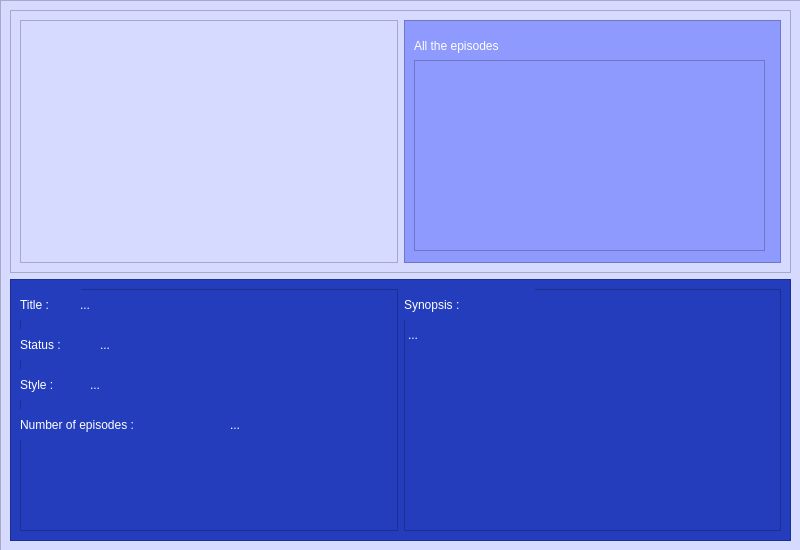
Sovhan/8INF957_ProjetSAVR, file content/tvseries/pageonetvserie.ui: the form before one commit.
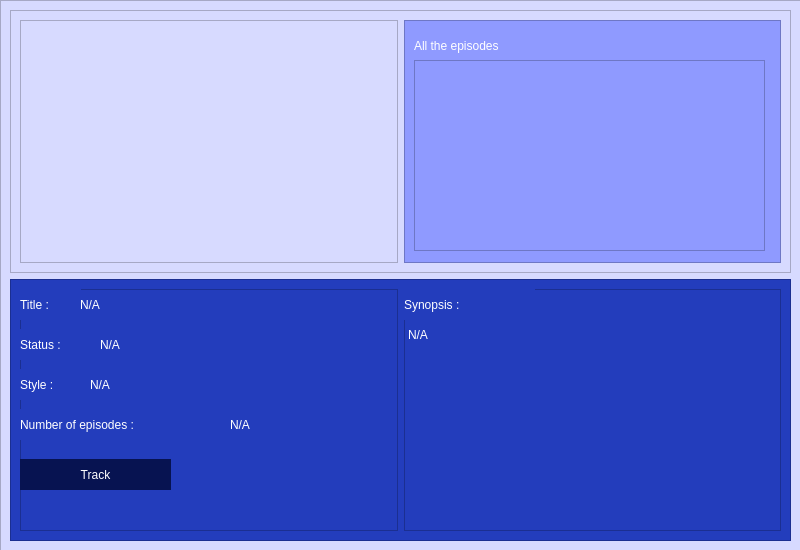
The form after the commit.

Commit message: Button Track/Untrack added

```diff
--- a/content/tvseries/pageonetvserie.ui
+++ b/content/tvseries/pageonetvserie.ui
@@ -188,7 +188,7 @@
            </rect>
           </property>
           <property name="text">
-           <string>...</string>
+           <string>N/A</string>
           </property>
          </widget>
          <widget class="QLabel" name="status">
@@ -201,7 +201,7 @@
            </rect>
           </property>
           <property name="text">
-           <string>...</string>
+           <string>N/A</string>
           </property>
          </widget>
          <widget class="QLabel" name="style">
@@ -214,7 +214,7 @@
            </rect>
           </property>
           <property name="text">
-           <string>...</string>
+           <string>N/A</string>
           </property>
          </widget>
          <widget class="QLabel" name="numberOfEpisodes">
@@ -227,7 +227,23 @@
            </rect>
           </property>
           <property name="text">
-           <string>...</string>
+           <string>N/A</string>
+          </property>
+         </widget>
+         <widget class="QPushButton" name="trackButton">
+          <property name="geometry">
+           <rect>
+            <x>0</x>
+            <y>170</y>
+            <width>151</width>
+            <height>31</height>
+           </rect>
+          </property>
+          <property name="styleSheet">
+           <string notr="true">background-color: #071351; border : none;</string>
+          </property>
+          <property name="text">
+           <string>Track</string>
           </property>
          </widget>
         </widget>
@@ -275,7 +291,7 @@
            </size>
           </property>
           <property name="text">
-           <string>...</string>
+           <string>N/A</string>
           </property>
           <property name="alignment">
            <set>Qt::AlignLeading|Qt::AlignLeft|Qt::AlignTop</set>
```
Left out of the diff: 3 changed lines with no effect on the pictures. The commit also changes 2 other files.
